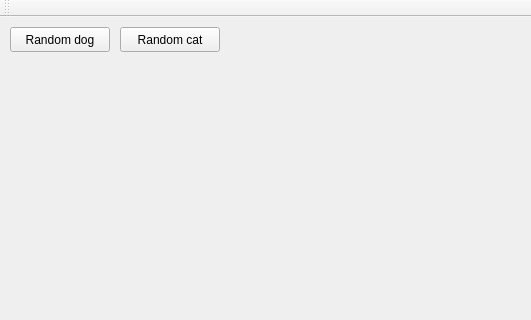
Above: RandomPics/RandomPics.ui from EugW/RandomPics before the change; both pictures show x 0 to 531 and y 0 to 320 of the 531 by 620 pixel window. Below: the same form after it.
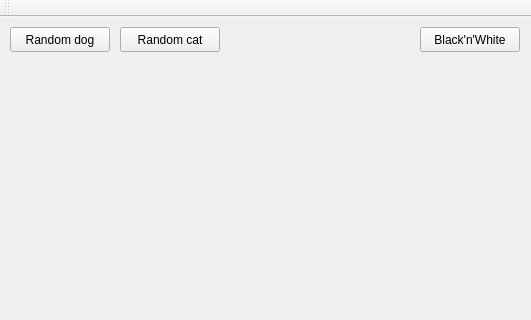
That is the form after the change.

Commit message: Implement black'n'white button

The edit to the form file:
```diff
--- a/RandomPics/RandomPics.ui
+++ b/RandomPics/RandomPics.ui
@@ -95,6 +95,19 @@
      <string/>
     </property>
    </widget>
+   <widget class="QPushButton" name="pushButtonBW">
+    <property name="geometry">
+     <rect>
+      <x>420</x>
+      <y>10</y>
+      <width>100</width>
+      <height>25</height>
+     </rect>
+    </property>
+    <property name="text">
+     <string>Black'n'White</string>
+    </property>
+   </widget>
   </widget>
   <widget class="QMenuBar" name="menuBar">
    <property name="geometry">
```
The commit also changes 5 other files.
